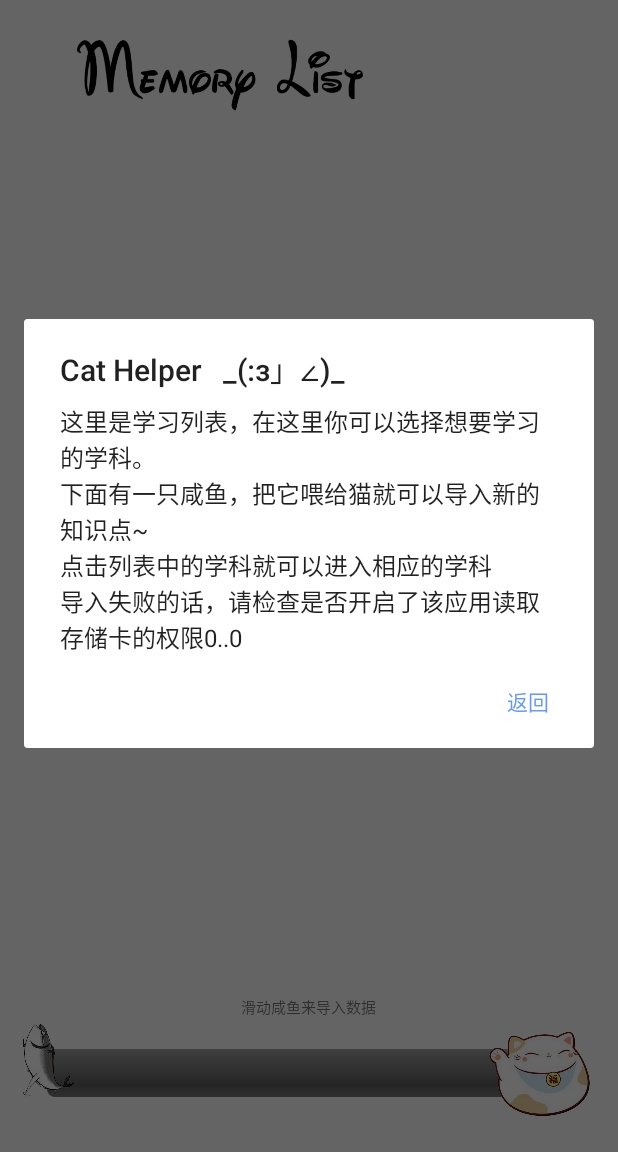
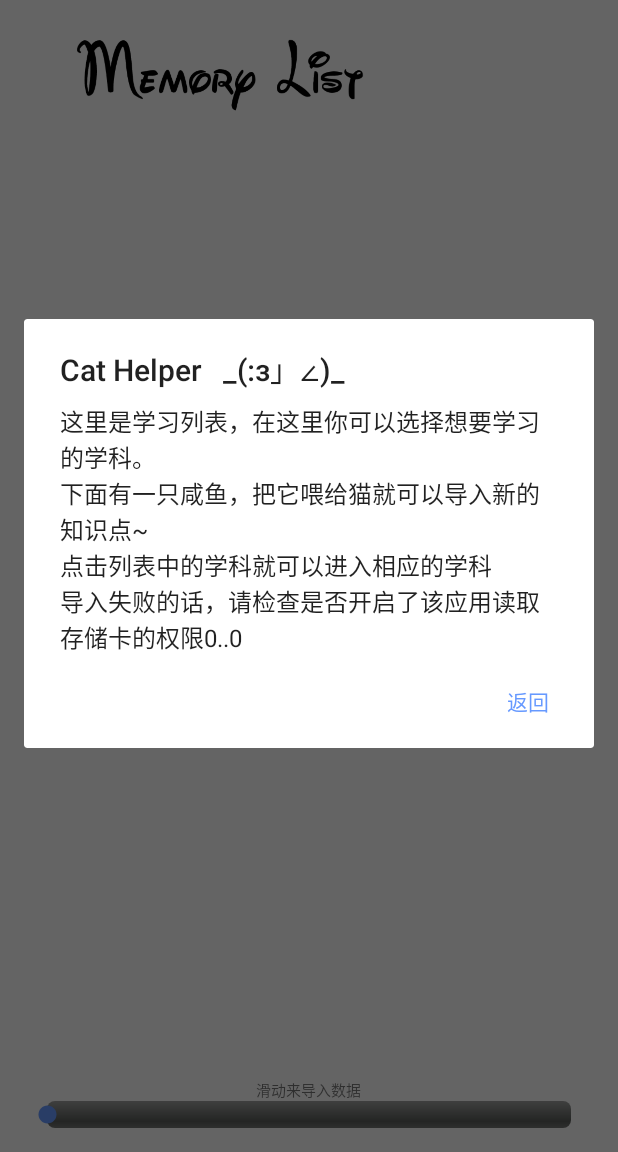
Before and after one commit to DSaurus/MemorySoftForHomework, an Android app: the screen it shows after launch (MainActivity), after a tap on "HELP", on a phone screen of 412 x 824 dp, the part 84-1236 px from its top. Run offline under Robolectric (Android 15) with nearby library versions, the phone set to English and light mode, and no system bars; libraries missing offline, so code that uses them is left out: com.google.firebase.analytics.

Commit message:
improve 4

```diff
--- a/MemoryKingdom/app/src/main/res/layout/fragmentfinish.xml
+++ b/MemoryKingdom/app/src/main/res/layout/fragmentfinish.xml
@@ -18,7 +18,7 @@
         android:orientation="vertical"
         android:layout_width="match_parent"
         android:layout_height="match_parent"
-        android:background="@drawable/thxwennai2"
+
         >
         <com.andexert.library.RippleView xmlns:android="http://schemas.android.com/apk/res/android"
             xmlns:ripple="http://schemas.android.com/apk/res-auto"
--- a/MemoryKingdom/app/src/main/res/layout/fragmentlearn.xml
+++ b/MemoryKingdom/app/src/main/res/layout/fragmentlearn.xml
@@ -14,24 +14,27 @@
         android:layout_width="wrap_content"
         android:layout_height="100dp"
         android:id="@+id/imageView"
-        app:srcCompat="@drawable/memorylist" />
+        app:srcCompat="@drawable/memorylist"
+        android:layout_alignParentTop="true"
+        android:layout_alignParentLeft="true"
+        android:layout_alignParentStart="true" />
     </com.andexert.library.RippleView>
+
     <RelativeLayout
         android:layout_width="match_parent"
-        android:layout_height="match_parent"
-        >
+        android:layout_height="match_parent">
 
         <FrameLayout
             android:layout_width="match_parent"
             android:layout_height="300dp">
 
-            <TextView android:id="@+id/learnempty"
+            <TextView
+                android:id="@+id/learnempty"
                 android:layout_width="wrap_content"
                 android:layout_height="wrap_content"
                 android:layout_gravity="center"
-                android:textSize="5pt"
                 android:text="什么都没有呀"
-                />
+                android:textSize="5pt" />
 
             <ListView
                 android:id="@+id/learnlist"
@@ -39,9 +42,7 @@
                 android:layout_height="300dp"
                 android:layout_marginLeft="10dp"
                 android:layout_marginRight="10dp"
-                android:layout_marginTop="10dp"
-                >
-            </ListView>
+                android:layout_marginTop="10dp"></ListView>
 
         </FrameLayout>
 
@@ -54,31 +55,23 @@
             android:layout_alignParentStart="true">
 
             <SeekBar
+                android:id="@+id/learnloadbar"
                 android:layout_width="match_parent"
                 android:layout_height="wrap_content"
-                android:thumb="@mipmap/diefish"
+                android:max="100"
                 android:progressDrawable="@drawable/progressbar"
-                android:splitTrack="false"
-                android:max="100"
-                android:id="@+id/learnloadbar" />
-
-            <ImageView
-                android:layout_width="wrap_content"
-                android:layout_height="wrap_content"
-                app:srcCompat="@mipmap/moneycat"
-                android:layout_gravity="right"
-                android:id="@+id/moneycat" />
+                android:splitTrack="false" />
 
         </FrameLayout>
 
         <TextView
-            android:text="滑动咸鱼来导入数据"
-            android:textSize="10dp"
+            android:id="@+id/textView4"
             android:layout_width="wrap_content"
             android:layout_height="wrap_content"
-            android:id="@+id/textView4"
             android:layout_above="@+id/framelayoutbar"
-            android:layout_centerHorizontal="true" />
+            android:layout_centerHorizontal="true"
+            android:text="滑动来导入数据"
+            android:textSize="10dp" />
 
     </RelativeLayout>
 
--- a/MemoryKingdom/app/src/main/res/values/strings.xml
+++ b/MemoryKingdom/app/src/main/res/values/strings.xml
@@ -1,3 +1,3 @@
 <resources>
-    <string name="app_name">MemoryCat</string>
+    <string name="app_name">Memory</string>
 </resources>
```
Also changed, not shown: MemoryKingdom/app/src/main/res/mipmap-xxhdpi/ic_newlanuch.png (added), MemoryKingdom/app/src/main/res/mipmap-xxhdpi/web512.png (added), 1 other file.
